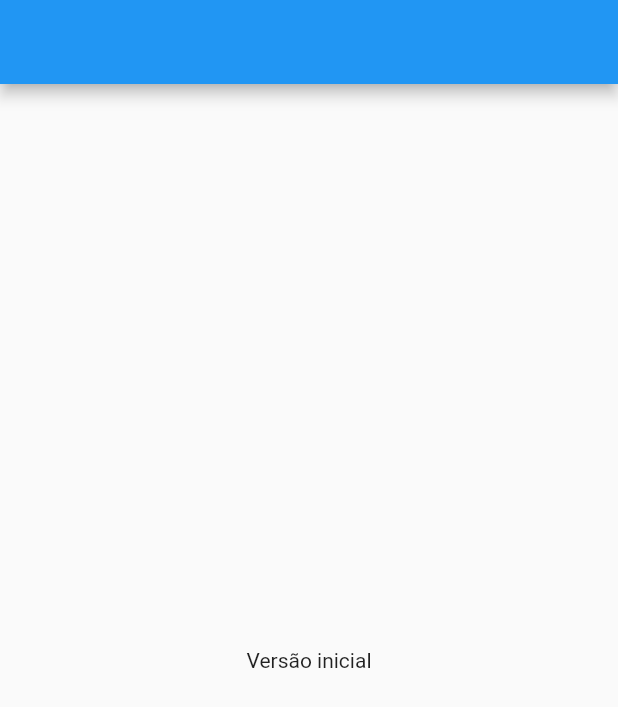
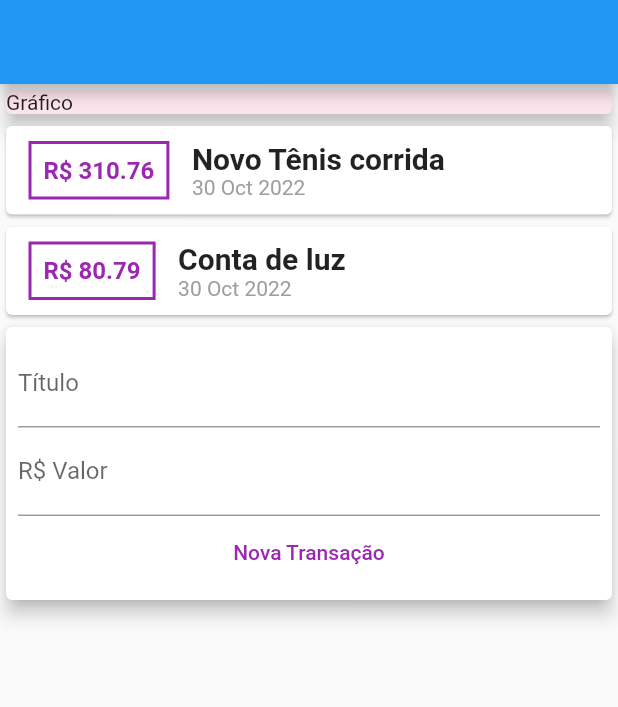
Before and after one commit to Jamilyasbarb/expanses, a Flutter app: the screen it shows after launch, on a phone screen of 412 x 824 dp. Shown: the top 707 px of the screen. Run offline on Flutter 3.47's test engine with Material 2 defaults, Android fonts, the phone set to English and light mode, and no system bars.

```diff
--- a/lib/main.dart
+++ b/lib/main.dart
@@ -1,26 +1,146 @@
 import 'package:flutter/material.dart';
-main()=> runApp(const ExpansesApp());
+import 'package:expanses/models/transaction_model.dart';
+import 'package:intl/intl.dart';
+
+main(){
+  runApp(const ExpansesApp());
+}
 
 class ExpansesApp extends StatelessWidget {
   const ExpansesApp({super.key});
 
+
   @override
   Widget build(BuildContext context) {
-    return const MaterialApp(
-      home: MyHomePage()
+    return MaterialApp(
+      home: MyHomePage(),
     );
   }
 }
 
 class MyHomePage extends StatelessWidget {
-  const MyHomePage({super.key});
+  MyHomePage({super.key});
+
+  final _transactions = [
+    Transaction(
+      id: 't1',
+      title: 'Novo Tênis corrida',
+      value: 310.76,
+      date: DateTime.now()
+    ),
+    Transaction(
+      id: 't2',
+      title: 'Conta de luz',
+      value: 80.79,
+      date: DateTime.now()
+    ),
+  ];
+
 
   @override
   Widget build(BuildContext context) {
     return Scaffold(
       appBar: AppBar(),
-      body: Center(
-        child:Text('Versão inicial'),
+      body: Column(
+        children: <Widget>[
+          SizedBox(
+            width: MediaQuery.of(context).size.width,
+            // height: MediaQuery.of(context).size.height,
+            child: Card(
+              color: Colors.pink[50],
+              child: Text('Gráfico'),
+              elevation: 5,
+            ),
+          ),
+          Column(
+            children: _transactions.map((tr) {
+              return Card(
+                child: Row(
+                  children: [
+                    Container(
+                      margin: EdgeInsets.symmetric(
+                        horizontal: 15,
+                        vertical: 10
+                      ),
+                      decoration: BoxDecoration(
+                        border: Border.all(
+                          color: Colors.purple,
+                          width: 2,
+                        ),
+                      ),
+                      padding: const EdgeInsets.all(8.0),
+                      child: Text(
+                        'R\$ ${tr.value.toString()}',
+                        style: TextStyle(
+                          fontWeight: FontWeight.bold,
+                          fontSize: 16,
+                          color: Colors.purple
+                        ),
+                      ),
+                    ),
+                    Column(
+                      crossAxisAlignment: CrossAxisAlignment.start,
+                      children: [
+                        Text(
+                          tr.title,
+                          style: TextStyle(
+                            fontWeight: FontWeight.bold,
+                            fontSize: 20,
+
+                          ),
+                        ),
+                        Text(
+                          DateFormat('d MMM y').format(tr.date),
+                            style: TextStyle(
+                            color: Colors.grey
+                          ),
+                        )
+                      ],
+                    ),
+                  ],
+                ),
+              );
+              // return ListTile(
+              //   leading: ClipRRect(
+              //     borderRadius: BorderRadius.circular(50),
+              //     child: Container(
+              //       height: 150,
+              //       width: 58,
+              //       color: Colors.blue,
+              //       child: Center(child: Text(tr.value.toString())),
+              //     ),
+              //   ),
+              //   title: Text(tr.title),
+              //   subtitle: Text(tr.date.toString()),
+              // );
+            }).toList(),
+          ),
+          Card(
+            elevation: 5,
+            child: Padding(
+              padding: const EdgeInsets.all(8.0),
+              child: Column(
+                children: [
+                  TextField(
+                    decoration: InputDecoration(
+                      labelText: 'Título',
+                    ),
+                  ),
+                  TextField(
+                    decoration: InputDecoration(
+                      labelText: 'R\$ Valor'
+                      // border: OutlineInputBorder()
+                    ),
+                  ),
+                  TextButton(
+                    onPressed: (){},
+                    child: Text('Nova Transação', style: TextStyle(color: Colors.purple),),
+                  ),
+                ],
+              ),
+            ),
+          ),
+        ],
       ),
     );
   }
```
